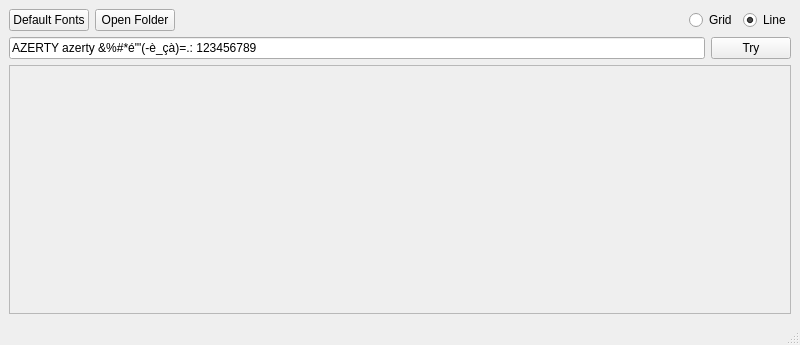
Above: mainwindowbase.ui from lbaudouin/FontInstaller before the change. Below: the same form after it.
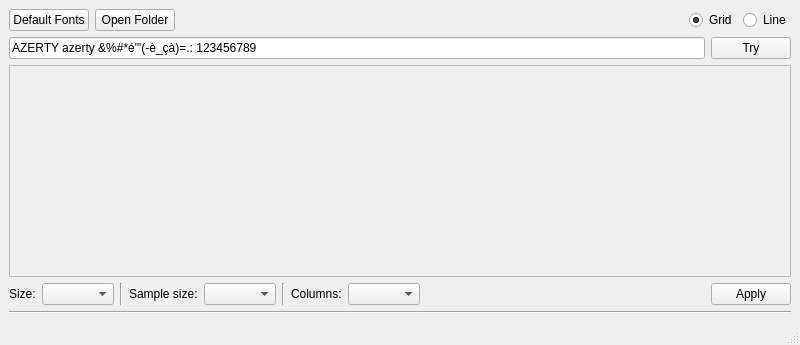
That is the form after the change. Icons and pictures are not drawn.

What changed in the file:
```diff
--- a/mainwindowbase.ui
+++ b/mainwindowbase.ui
@@ -57,6 +57,9 @@
           <property name="text">
            <string>Grid</string>
           </property>
+          <property name="checked">
+           <bool>true</bool>
+          </property>
          </widget>
         </item>
         <item>
@@ -65,7 +68,7 @@
            <string>Line</string>
           </property>
           <property name="checked">
-           <bool>true</bool>
+           <bool>false</bool>
           </property>
          </widget>
         </item>
@@ -102,12 +105,87 @@
          <x>0</x>
          <y>0</y>
          <width>780</width>
-         <height>225</height>
+         <height>181</height>
         </rect>
        </property>
       </widget>
      </widget>
     </item>
+    <item>
+     <layout class="QHBoxLayout" name="optionLayout">
+      <item>
+       <widget class="QLabel" name="labelSize">
+        <property name="text">
+         <string>Size:</string>
+        </property>
+       </widget>
+      </item>
+      <item>
+       <widget class="QComboBox" name="comboSize"/>
+      </item>
+      <item>
+       <widget class="Line" name="line_1">
+        <property name="orientation">
+         <enum>Qt::Vertical</enum>
+        </property>
+       </widget>
+      </item>
+      <item>
+       <widget class="QLabel" name="labelSampleSize">
+        <property name="text">
+         <string>Sample size:</string>
+        </property>
+       </widget>
+      </item>
+      <item>
+       <widget class="QComboBox" name="comboSampleSize"/>
+      </item>
+      <item>
+       <widget class="Line" name="line_2">
+        <property name="orientation">
+         <enum>Qt::Vertical</enum>
+        </property>
+       </widget>
+      </item>
+      <item>
+       <widget class="QLabel" name="labelColumns">
+        <property name="text">
+         <string>Columns:</string>
+        </property>
+       </widget>
+      </item>
+      <item>
+       <widget class="QComboBox" name="comboColumns"/>
+      </item>
+      <item>
+       <spacer name="horizontalSpacer_options">
+        <property name="orientation">
+         <enum>Qt::Horizontal</enum>
+        </property>
+        <property name="sizeHint" stdset="0">
+         <size>
+          <width>40</width>
+          <height>0</height>
+         </size>
+        </property>
+       </spacer>
+      </item>
+      <item>
+       <widget class="QPushButton" name="buttonApply">
+        <property name="text">
+         <string>Apply</string>
+        </property>
+       </widget>
+      </item>
+     </layout>
+    </item>
+    <item>
+     <widget class="Line" name="lineOptions">
+      <property name="orientation">
+       <enum>Qt::Horizontal</enum>
+      </property>
+     </widget>
+    </item>
     <item>
      <layout class="QHBoxLayout" name="sampleLayout"/>
     </item>
```
Left out of the diff: 8 changed lines with no effect on the pictures.
